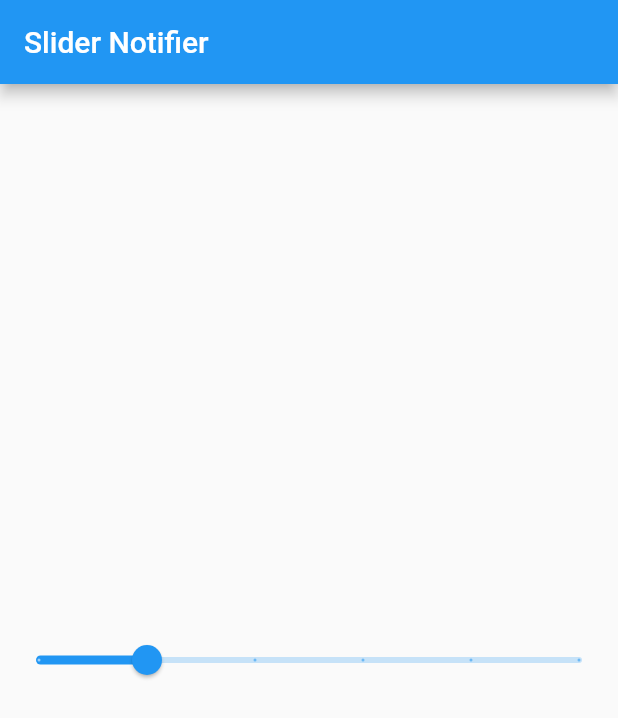
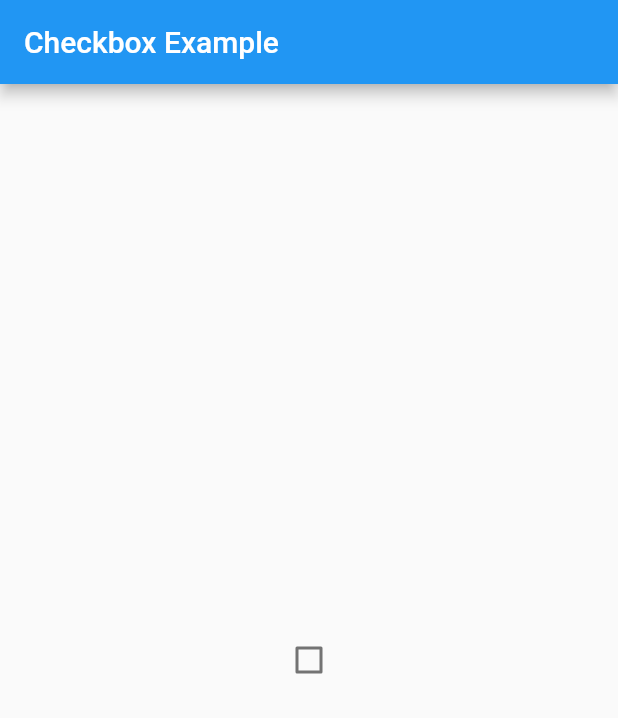
Before and after one commit to sakurakotubaki/OrechanzRiverpod, a Flutter app: the screen it shows after launch, on a phone screen of 412 x 824 dp. Shown: the top 718 px of the screen. Run offline on Flutter 3.47's test engine with Material 2 defaults, Android fonts, the phone set to English and light mode, and no system bars; our stand-ins replace flutter_riverpod, freezed_annotation.

Commit message:
doc: comment

```diff
--- a/lib/main.dart
+++ b/lib/main.dart
@@ -1,7 +1,7 @@
 
 import 'package:flutter/material.dart';
 import 'package:flutter_riverpod/flutter_riverpod.dart';
-import 'package:orechanz/pages/widget/slider/slider_example.dart';
+import 'package:orechanz/pages/widget/checkbox/checkbox_example.dart';
 
 void main() {
   runApp(
@@ -20,7 +20,7 @@ class MyApp extends ConsumerWidget {
   Widget build(BuildContext context, WidgetRef ref) {
 
     return MaterialApp(
-      home: SliderExample(),
+      home: CheckboxExample(),
     );
   }
 }
--- /dev/null
+++ b/lib/pages/widget/checkbox/checkbox_example.dart
@@ -0,0 +1,23 @@
+import 'package:flutter/material.dart';
+import 'package:flutter_riverpod/flutter_riverpod.dart';
+import 'package:orechanz/pages/widget/checkbox/checkbox_notifier.dart';
+/// [checkboxでriverpodを使用した例 ]
+class CheckboxExample extends ConsumerWidget {
+  const CheckboxExample({super.key});
+
+  @override
+  Widget build(BuildContext context, WidgetRef ref) {
+    return Scaffold(
+      appBar: AppBar(
+        title: const Text('Checkbox Example'),
+      ),
+       body: Center(
+        child: Checkbox(
+          value: ref.watch(checkboxNotifierProvider),
+          onChanged: (newValue) {
+            ref.read(checkboxNotifierProvider.notifier).updateValue(newValue!);
+          },
+        ),),
+    );
+  }
+}
--- a/lib/pages/widget/radio_button/gender.dart
+++ b/lib/pages/widget/radio_button/gender.dart
@@ -1 +1,2 @@
+// 性別のenum
 enum Gender { male, female }
--- a/lib/pages/widget/radio_button/gender_notifier.dart
+++ b/lib/pages/widget/radio_button/gender_notifier.dart
@@ -2,7 +2,7 @@ import 'package:flutter_riverpod/flutter_riverpod.dart';
 import 'package:orechanz/pages/widget/radio_button/gender.dart';
 
 final genderProvider = NotifierProvider<GenderNotifier, Gender>(GenderNotifier.new);
-
+/// enumをデータの型に使ってラジオボタンの状態を管理する例
 class GenderNotifier extends Notifier<Gender> {
   @override
    build() {
```
Also changed, not shown: lib/pages/widget/checkbox/checkbox_notifier.dart (added, +14 -0 lines).
